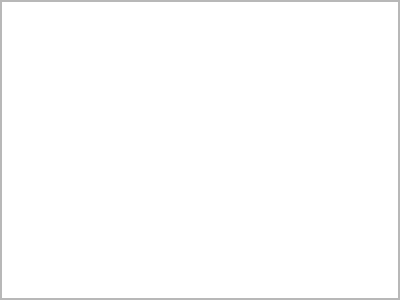
Old version of the form src/blackgui/components/dbownmodelscomponent.ui in the repository swift-project/pilotclient.
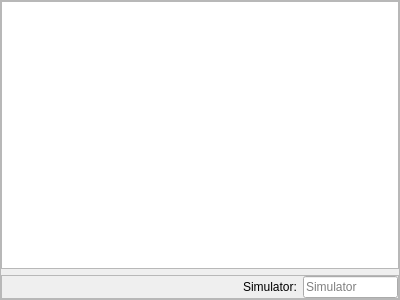
New version of the form. Custom widgets are drawn as their Qt base class.

Commit message: refs #743, bottom bar to switch simulator for own models (like for model set, not only by context menu but also by radio buttons)

The edit to the form file:
```diff
--- a/src/blackgui/components/dbownmodelscomponent.ui
+++ b/src/blackgui/components/dbownmodelscomponent.ui
@@ -45,6 +45,73 @@
      </attribute>
     </widget>
    </item>
+   <item>
+    <widget class="QFrame" name="fr_Simulator">
+     <property name="frameShape">
+      <enum>QFrame::StyledPanel</enum>
+     </property>
+     <property name="frameShadow">
+      <enum>QFrame::Raised</enum>
+     </property>
+     <layout class="QHBoxLayout" name="hl_Simulator">
+      <property name="leftMargin">
+       <number>0</number>
+      </property>
+      <property name="topMargin">
+       <number>0</number>
+      </property>
+      <property name="rightMargin">
+       <number>0</number>
+      </property>
+      <property name="bottomMargin">
+       <number>0</number>
+      </property>
+      <item>
+       <widget class="BlackGui::Components::CSimulatorSelector" name="comp_SimulatorSelector">
+        <property name="minimumSize">
+         <size>
+          <width>200</width>
+          <height>0</height>
+         </size>
+        </property>
+       </widget>
+      </item>
+      <item>
+       <spacer name="hs_Simulator">
+        <property name="orientation">
+         <enum>Qt::Horizontal</enum>
+        </property>
+        <property name="sizeHint" stdset="0">
+         <size>
+          <width>40</width>
+          <height>20</height>
+         </size>
+        </property>
+       </spacer>
+      </item>
+      <item>
+       <widget class="QLabel" name="lbl_Simulator">
+        <property name="text">
+         <string>Simulator:</string>
+        </property>
+       </widget>
+      </item>
+      <item>
+       <widget class="QLineEdit" name="le_Simulator">
+        <property name="maximumSize">
+         <size>
+          <width>100</width>
+          <height>16777215</height>
+         </size>
+        </property>
+        <property name="placeholderText">
+         <string>Simulator</string>
+        </property>
+       </widget>
+      </item>
+     </layout>
+    </widget>
+   </item>
   </layout>
  </widget>
  <customwidgets>
@@ -53,6 +120,12 @@
    <extends>QTableView</extends>
    <header>blackgui/views/aircraftmodelview.h</header>
   </customwidget>
+  <customwidget>
+   <class>BlackGui::Components::CSimulatorSelector</class>
+   <extends>QFrame</extends>
+   <header>blackgui/components/simulatorselector.h</header>
+   <container>1</container>
+  </customwidget>
  </customwidgets>
  <resources/>
  <connections/>
```
The commit also changes 2 other files.
